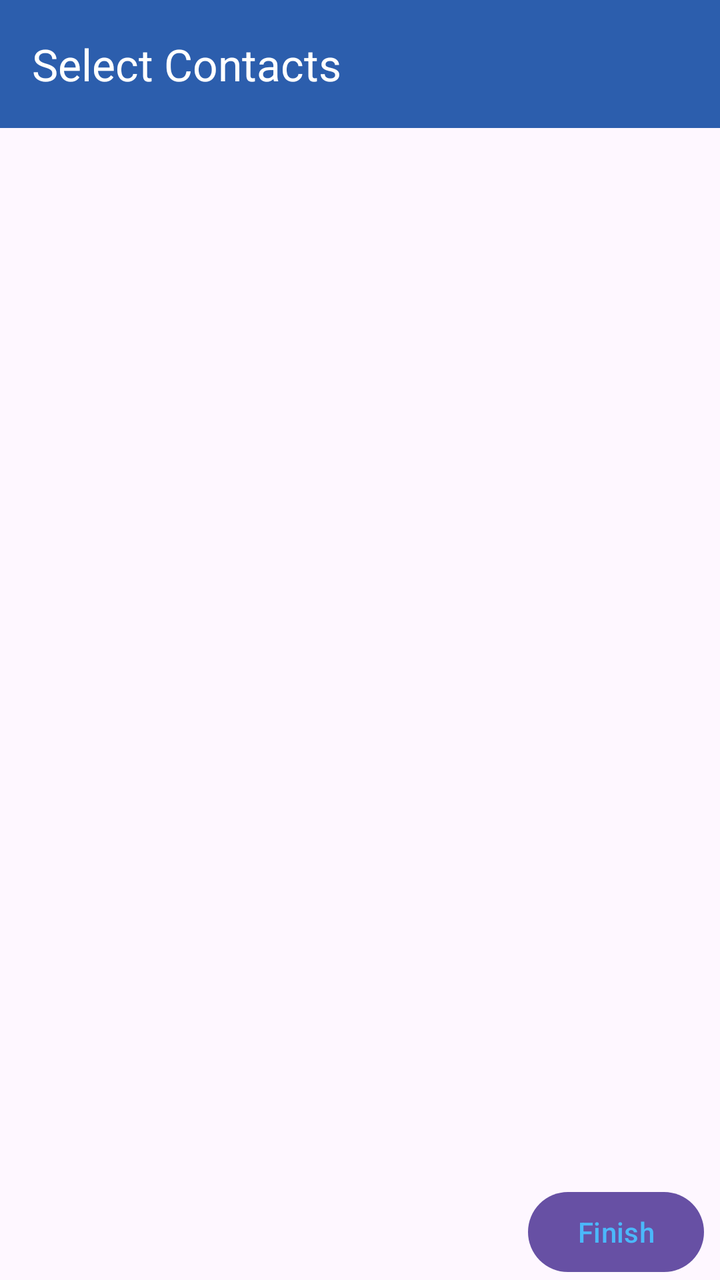
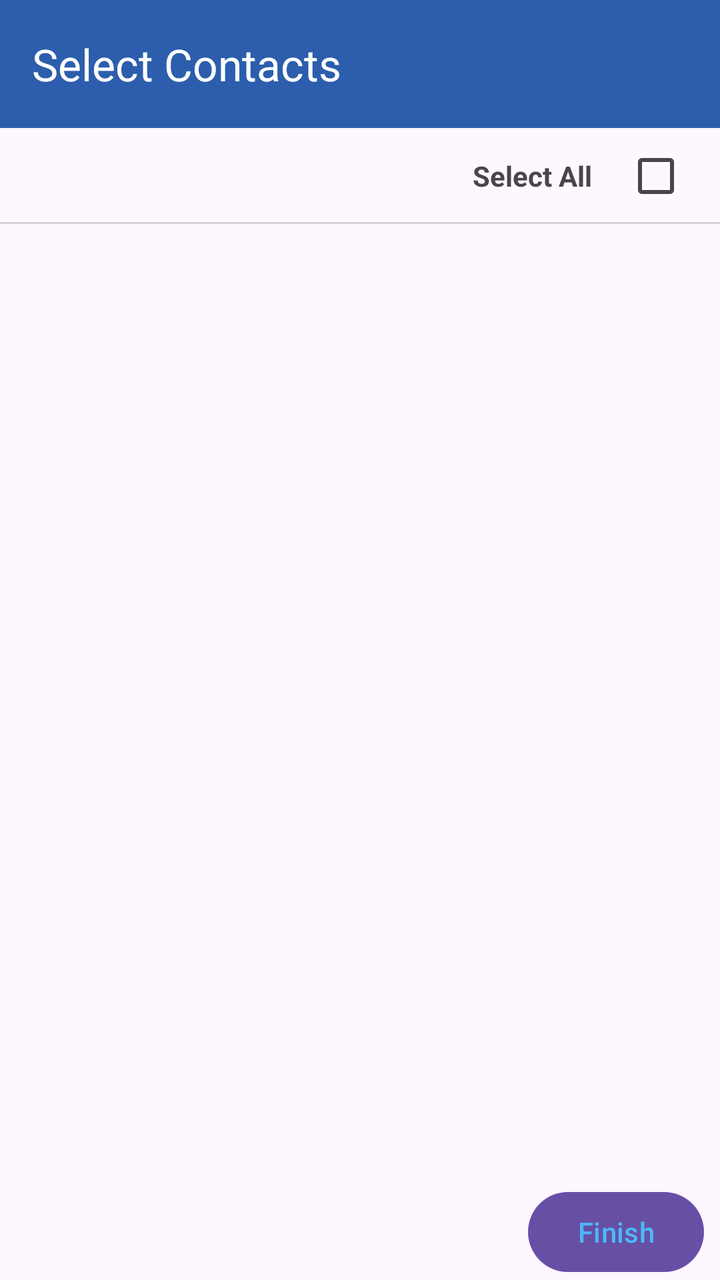

An Android layout rendered at two revisions. The XML below is the earlier revision; the diff shows what the commit changed to produce the second picture.
<!-- AndroidManifest.xml: application theme Theme.CallSwitch -->
<!-- res/layout/fragment_select_contacts.xml -->
<?xml version="1.0" encoding="utf-8"?>
<androidx.coordinatorlayout.widget.CoordinatorLayout xmlns:android="http://schemas.android.com/apk/res/android"
    xmlns:app="http://schemas.android.com/apk/res-auto"
    xmlns:tools="http://schemas.android.com/tools"
    android:id="@+id/main_fragment"
    android:layout_width="match_parent"
    android:layout_height="match_parent"
    tools:context=".RepliesActivity">

    <include layout="@layout/component_select_contacts_app_bar"/>

    <RelativeLayout

        android:layout_width="match_parent"
        app:layout_behavior="@string/appbar_scrolling_view_behavior"
        android:layout_height="match_parent">


        <androidx.recyclerview.widget.RecyclerView
            android:layout_above="@id/options"
            android:id="@+id/select_contacts_recycler_view"
            android:layout_width="match_parent"
            android:layout_height="match_parent" />

        <LinearLayout
            android:gravity="end"
            android:layout_alignParentBottom="true"
            android:id="@+id/options"
            android:layout_width="match_parent"
            android:layout_height="wrap_content"
            android:orientation="horizontal">
            <FrameLayout
                android:layout_weight="1"
                android:layout_width="0dp"
                android:layout_height="match_parent">
                <Button
                    android:id="@+id/select_contacts_finish"
                    android:layout_marginEnd="8dp"
                    android:background="@null"
                    android:layout_width="wrap_content"
                    android:layout_height="wrap_content"
                    android:text="@string/finish"
                    android:textColor="@color/sky"
                    android:layout_gravity="end"/>
            </FrameLayout>


        </LinearLayout>


    </RelativeLayout>


</androidx.coordinatorlayout.widget.CoordinatorLayout>
<!-- res/layout/component_select_contacts_app_bar.xml (included above) -->
<?xml version="1.0" encoding="utf-8"?>
<com.google.android.material.appbar.AppBarLayout xmlns:android="http://schemas.android.com/apk/res/android"
    xmlns:app="http://schemas.android.com/apk/res-auto"
    android:id="@+id/toolbar_main"
    android:layout_width="match_parent"
    android:layout_height="wrap_content"
    android:fitsSystemWindows="true"
    app:liftOnScrollColor="@color/blue"
    app:liftOnScroll="true">

    <com.google.android.material.appbar.MaterialToolbar
        android:id="@+id/menu_toolbar"
        android:layout_width="match_parent"
        android:layout_height="wrap_content"
        android:minHeight="?attr/actionBarSize"
        app:title="Select Contacts"/>
</com.google.android.material.appbar.AppBarLayout>
<!-- resources referenced by this layout -->
<resources>
  <color name="blue">#2C5EAD</color>
  <color name="sky">#4BB8FA</color>
  <string name="finish">Finish</string>
  <style name="Theme.CallSwitch" parent="Base.Theme.CallSwitch" />
  <style name="Base.Theme.CallSwitch" parent="Theme.Material3.DayNight.NoActionBar">
          
          
          <item name="colorSurface">@color/blue</item>
          <item name="toolbarStyle">@style/Widget.App.Toolbar</item>
          <item name="bottomNavigationStyle">@style/Widget.App.BottomNavigationView</item>
      </style>
  <style name="Widget.App.Toolbar" parent="Widget.Material3.Toolbar">
          <item name="materialThemeOverlay">@style/ThemeOverlay.App.Toolbar</item>
      </style>
  <style name="Widget.App.BottomNavigationView" parent="Widget.Material3.BottomNavigationView">
          <item name="materialThemeOverlay">@style/ThemeOverlay.App.BottomNavigationView</item>
      </style>
  <style name="ThemeOverlay.App.Toolbar" parent="">
          <item name="colorSurface">@color/blue</item>
          <item name="colorOnSurface">@color/blue</item>
          <item name="colorSurfaceContainer">@color/blue</item>
          <item name="colorOnSurfaceVariant">@color/white</item>
          <item name="titleTextColor">@color/white</item>
          <item name="iconTint">@color/white</item>
          <item name="textAppearanceTitleLarge">@style/TextAppearance.App.TitleLarge</item>
          <item name="textAppearanceTitleMedium">@style/TextAppearance.App.TitleMedium</item>
      </style>
  <style name="ThemeOverlay.App.BottomNavigationView" parent="">
          
          <item name="colorOnSurfaceVariant">@color/white</item>
          
          <item name="colorSurfaceContainer">@color/blue</item>
          
          <item name="colorSecondary">@color/blue</item>
          
          <item name="colorSecondaryContainer">@color/white</item>
          
          <item name="colorOnSecondaryContainer">@color/blue</item>
      </style>
  <color name="white">#FFFFFFFF</color>
  <style name="TextAppearance.App.TitleLarge" parent="TextAppearance.Material3.TitleLarge">
  
  
      </style>
  <style name="TextAppearance.App.TitleMedium" parent="TextAppearance.Material3.TitleMedium">
  
  
      </style>
</resources>

<!-- the commit's change to res/layout/fragment_select_contacts.xml (unified diff, before → after) -->
@@ -15,8 +15,39 @@
         app:layout_behavior="@string/appbar_scrolling_view_behavior"
         android:layout_height="match_parent">
 
+        <FrameLayout
+            android:id="@+id/select_all_frame_view"
+            android:layout_width="match_parent"
+            android:layout_height="wrap_content">
+            <LinearLayout
+                android:gravity="center_vertical"
+                android:layout_gravity="end"
+                android:layout_width="wrap_content"
+                android:layout_height="wrap_content"
+                android:orientation="horizontal">
+                <TextView
+                    android:layout_marginEnd="8dp"
+                    android:layout_width="wrap_content"
+                    android:layout_height="wrap_content"
+                    android:text="@string/select_all"
+                    android:textStyle="bold"/>
+                <com.google.android.material.checkbox.MaterialCheckBox
+                    android:id="@+id/toggle_all"
+                    android:layout_width="wrap_content"
+                    android:layout_height="wrap_content"
+                    android:layout_marginEnd="8dp"
+                    />
+            </LinearLayout>
+
+            <View
+                android:layout_gravity="bottom"
+                android:layout_width="match_parent"
+                android:layout_height="1dp"
+                android:background="@color/grey_3"/>
+        </FrameLayout>
 
         <androidx.recyclerview.widget.RecyclerView
+            android:layout_below="@id/select_all_frame_view"
             android:layout_above="@id/options"
             android:id="@+id/select_contacts_recycler_view"
             android:layout_width="match_parent"
@@ -64,7 +95,7 @@
     app:liftOnScroll="true">
 
     <com.google.android.material.appbar.MaterialToolbar
-        android:id="@+id/menu_toolbar"
+        android:id="@+id/select_contacts_toolbar"
         android:layout_width="match_parent"
         android:layout_height="wrap_content"
         android:minHeight="?attr/actionBarSize"
<!-- resource entries referenced after the edit -->
@@ -1,8 +1,10 @@
 <!-- resources referenced by this layout -->
 <resources>
   <color name="blue">#2C5EAD</color>
+  <color name="grey_3">#d4d4d4</color>
   <color name="sky">#4BB8FA</color>
   <string name="finish">Finish</string>
+  <string name="select_all">Select All</string>
   <style name="Theme.CallSwitch" parent="Base.Theme.CallSwitch" />
   <style name="Base.Theme.CallSwitch" parent="Theme.Material3.DayNight.NoActionBar">
           
